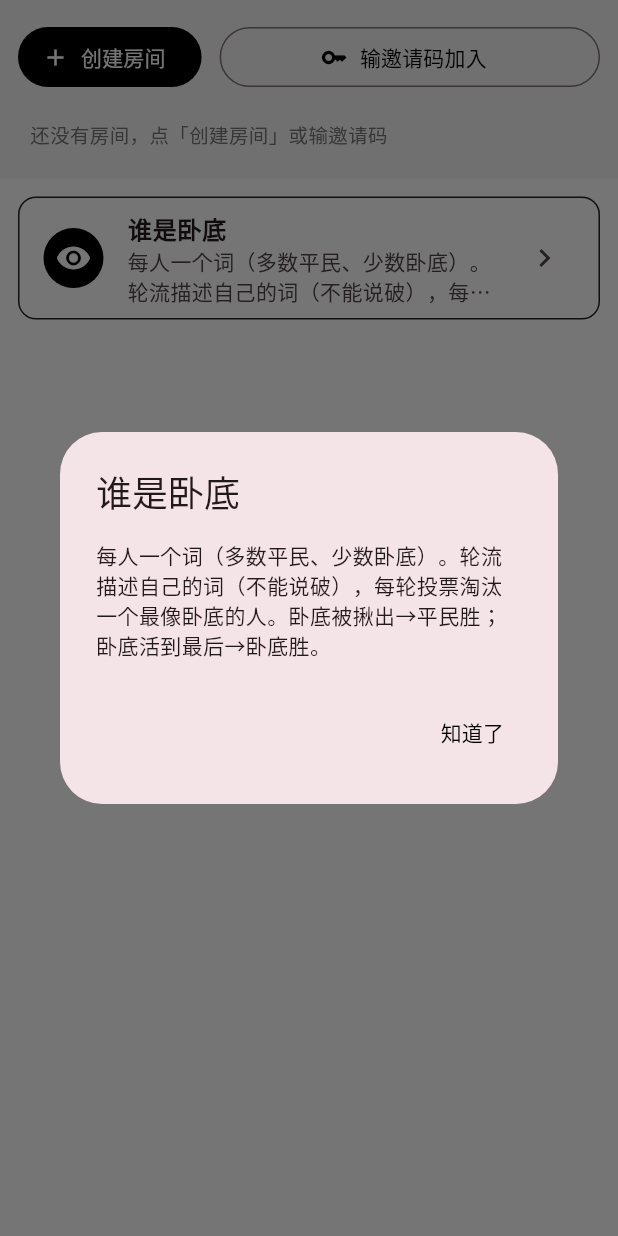
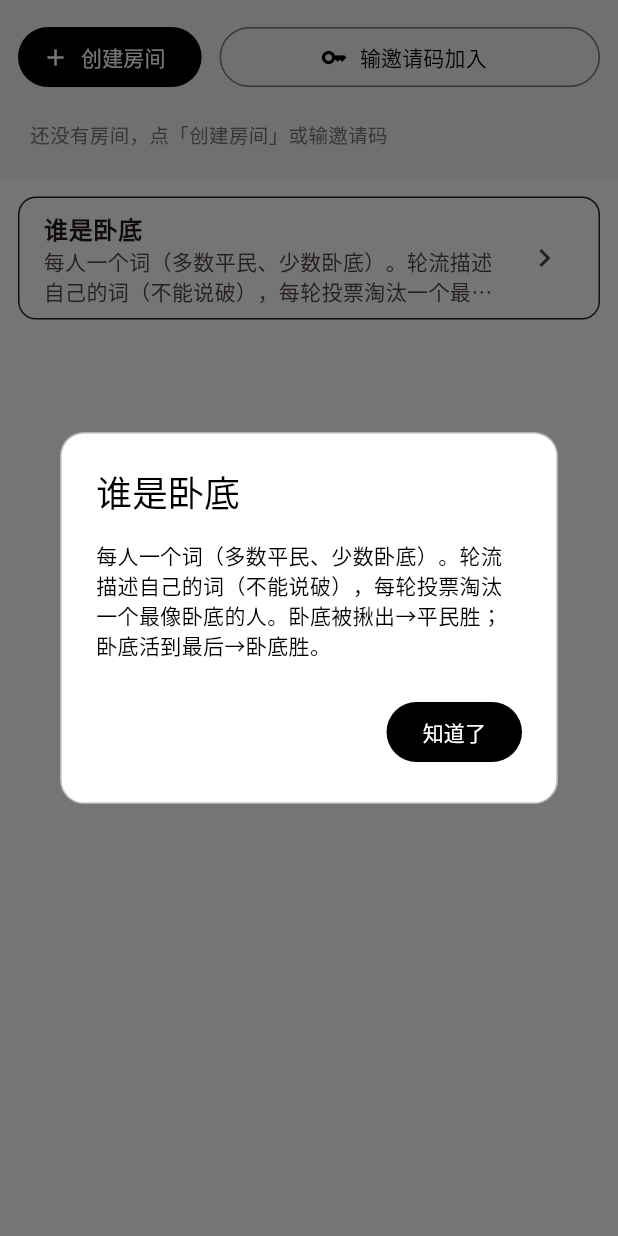
Before and after one commit to DAXIA-610/ai-platform-lite, a Flutter app: the GameHallTab widget shown alone on an empty page, opened directly with empty values, after a tap on "谁是卧底", on a phone screen of 412 x 824 dp. Run offline on Flutter 3.47's test engine with Material 3 defaults, Android fonts, the phone set to English and light mode, and no system bars; our stand-ins replace image_picker, shared_preferences; accounts and stored records are empty; network calls fail.

Commit message:
修复:key长按复制/导航选中变色/消息卡片用对方头像+白边/聊天页清空本地+删除好友菜单/游戏弹窗跟随主题/游戏卡片去圆头像

```diff
--- a/app/lib/api.dart
+++ b/app/lib/api.dart
@@ -64,6 +64,10 @@ class Api {
           userKey: userKey, aiKey: aiKey);
   static Future<Map<String, dynamic>> read(String userKey, String aiKey) =>
       get('/api/tool/read', userKey: userKey, aiKey: aiKey);
+  static Future<Map<String, dynamic>> deleteFriend(String target, String userKey,
+          String aiKey) =>
+      post('/api/tool/delete_friend', {'target': target},
+          userKey: userKey, aiKey: aiKey);
   static Future<Map<String, dynamic>> history(String friendId, String userKey,
           String aiKey) =>
       get('/api/tool/history', userKey: userKey, aiKey: aiKey,
--- a/app/lib/game_hall_page.dart
+++ b/app/lib/game_hall_page.dart
@@ -138,9 +138,15 @@ class _GameHallTabState extends State<GameHallTab> {
     showDialog<void>(
       context: context,
       builder: (ctx) => AlertDialog(
-        title: Text(g['name']),
-        content: Text(g['rule']),
-        actions: [TextButton(onPressed: () => Navigator.pop(ctx), child: const Text('知道了'))],
+        backgroundColor: Colors.white,
+        shape: RoundedRectangleBorder(
+            borderRadius: BorderRadius.circular(16),
+            side: BorderSide(color: Colors.black.withOpacity(0.3))),
+        title: Text(g['name'], style: const TextStyle(color: Colors.black)),
+        content: Text(g['rule'], style: const TextStyle(color: Colors.black)),
+        actions: [
+          FilledButton(onPressed: () => Navigator.pop(ctx), child: const Text('知道了')),
+        ],
       ),
     );
   }
@@ -233,7 +239,6 @@ class _GameHallTabState extends State<GameHallTab> {
       margin: const EdgeInsets.only(bottom: 12),
       decoration: BoxDecoration(color: Colors.white, border: Border.all(color: Colors.black87, width: 1), borderRadius: BorderRadius.circular(12)),
       child: ListTile(
-        leading: CircleAvatar(backgroundColor: Colors.black, child: Icon(g['icon'], color: Colors.white)),
         title: Text(g['name'], style: const TextStyle(fontWeight: FontWeight.bold)),
         subtitle: Text(g['rule'], maxLines: 2, overflow: TextOverflow.ellipsis),
         trailing: const Icon(Icons.chevron_right),
```
Also changed, not shown: app/lib/chat_page.dart (+41 -1 lines), app/lib/home_page.dart (+29 -10 lines), app/lib/main.dart (+9 -0 lines).
